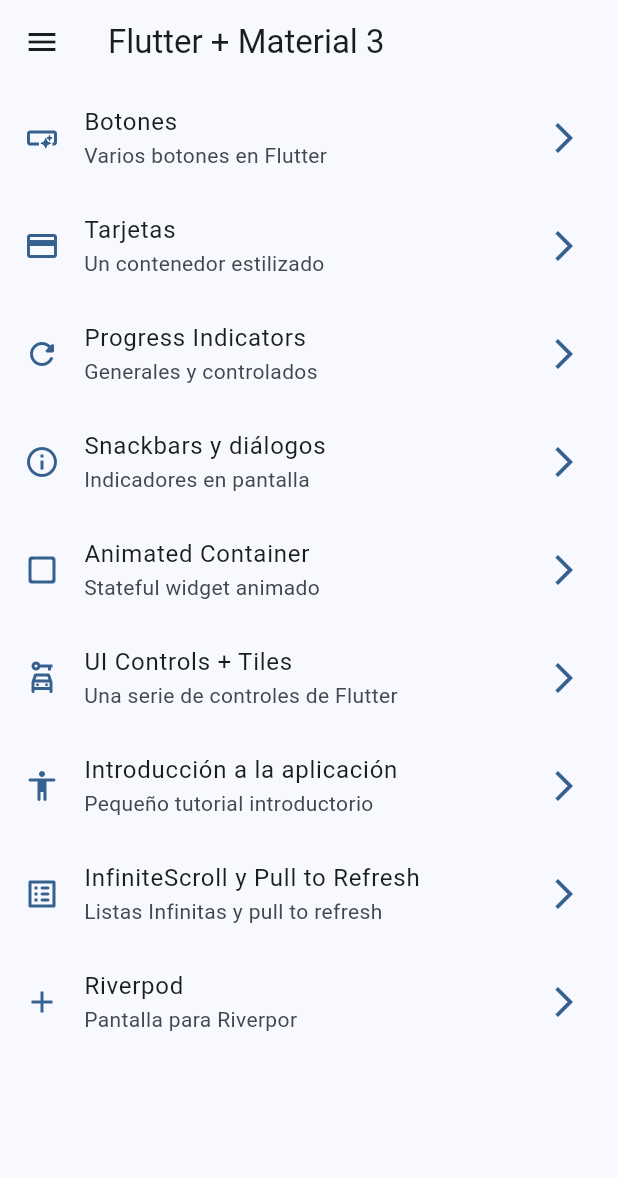
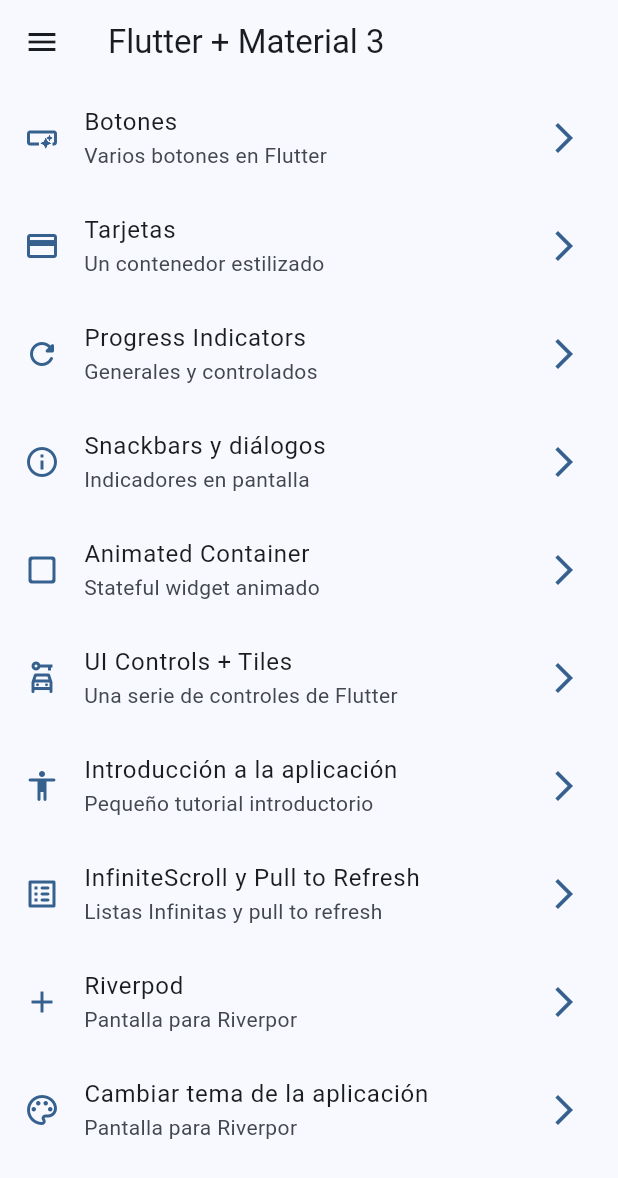
Before and after one commit to Axely7/Widgets-App, a Flutter app: the screen it shows after launch, on a phone screen of 412 x 824 dp. Shown: the top 1178 px of the screen. Run offline on Flutter 3.47's test engine with Material 2 defaults, Android fonts, the phone set to English and light mode, and no system bars; our stand-ins replace animate_do, flutter_riverpod, go_router.

Commit message:
selecteColor wit riverpod and changing theme color

```diff
--- a/lib/config/menu/menu_items.dart
+++ b/lib/config/menu/menu_items.dart
@@ -58,5 +58,10 @@ const appMenuItems = <MenuItems>[
       title: 'Riverpod',
       subTitle: 'Pantalla para Riverpor',
       link: '/counter_screen',
-      icon: Icons.add)
+      icon: Icons.add),
+  MenuItems(
+      title: 'Cambiar tema de la aplicación',
+      subTitle: 'Pantalla para Riverpor',
+      link: '/theme_changer_screen',
+      icon: Icons.color_lens_outlined)
 ];
--- a/lib/config/router/app_router.dart
+++ b/lib/config/router/app_router.dart
@@ -52,5 +52,10 @@ final appRouter = GoRouter(initialLocation: '/', routes: [
     name: CounterScreen.name,
     path: '/counter_screen',
     builder: (context, state) => const CounterScreen(),
+  ),
+  GoRoute(
+    name: ThemeChangerScreen.name,
+    path: '/theme_changer_screen',
+    builder: (context, state) => const ThemeChangerScreen(),
   )
 ]);
--- a/lib/config/theme/app_theme.dart
+++ b/lib/config/theme/app_theme.dart
@@ -14,14 +14,16 @@ const colorList = <Color>[
 
 class AppTheme {
   final int selectedColor;
+  final bool isDarkMode;
 
-  AppTheme({this.selectedColor = 0})
+  AppTheme({this.selectedColor = 0, this.isDarkMode = false})
       : assert(selectedColor >= 0, 'Selected color must be greater than 0'),
         assert(selectedColor < colorList.length,
             'Selected color must be less or equal than ${colorList.length - 1}');
 
   ThemeData getTheme() => ThemeData(
       useMaterial3: true,
+      brightness: isDarkMode ? Brightness.dark : Brightness.light,
       colorSchemeSeed: colorList[selectedColor],
-      appBarTheme: AppBarTheme(centerTitle: false));
+      appBarTheme: const AppBarTheme(centerTitle: false));
 }
--- a/lib/main.dart
+++ b/lib/main.dart
@@ -2,6 +2,7 @@ import 'package:flutter/material.dart';
 import 'package:flutter_riverpod/flutter_riverpod.dart';
 import 'package:widgets_app/config/router/app_router.dart';
 import 'package:widgets_app/config/theme/app_theme.dart';
+import 'package:widgets_app/presentation/providers/theme_provider.dart';
 
 void main() {
   runApp(const ProviderScope(
@@ -9,16 +10,20 @@ void main() {
   ));
 }
 
-class MainApp extends StatelessWidget {
+class MainApp extends ConsumerWidget {
   const MainApp({super.key});
 
   @override
-  Widget build(BuildContext context) {
+  Widget build(BuildContext context, ref) {
+    final isDarkMode = ref.watch(isDarkModeProvider);
+    final int selectedColor = ref.watch(selectedColorProvider);
+
     return MaterialApp.router(
       title: 'Flutter Widgets',
       routerConfig: appRouter,
       debugShowCheckedModeBanner: false,
-      theme: AppTheme(selectedColor: 0).getTheme(),
+      theme: AppTheme(selectedColor: selectedColor, isDarkMode: isDarkMode)
+          .getTheme(),
     );
   }
 }
--- a/lib/presentation/providers/theme_provider.dart
+++ b/lib/presentation/providers/theme_provider.dart
@@ -1,3 +1,9 @@
 import 'package:flutter_riverpod/flutter_riverpod.dart';
+import 'package:widgets_app/config/theme/app_theme.dart';
 
 final isDarkModeProvider = StateProvider<bool>((ref) => false);
+
+// Listado de colores inmutable
+final colorListProvider = Provider((ref) => colorList);
+
+final selectedColorProvider = StateProvider<int>((ref) => 0);
--- a/lib/presentation/screens/screens.dart
+++ b/lib/presentation/screens/screens.dart
@@ -6,4 +6,5 @@ export 'package:widgets_app/presentation/screens/home/home_screen.dart';
 export 'package:widgets_app/presentation/screens/infinite_scroll/inifinite_scroll_screen.dart';
 export 'package:widgets_app/presentation/screens/progress/progress_screen.dart';
 export 'package:widgets_app/presentation/screens/snackbar/snackbar_screen.dart';
+export 'package:widgets_app/presentation/screens/theme_changer/theme_changer_screen.dart';
 export 'package:widgets_app/presentation/screens/ui_controls/ui_controls_screen.dart';
```
Also changed, not shown: lib/presentation/screens/theme_changer/theme_changer_screen.dart (added, +61 -0 lines).
